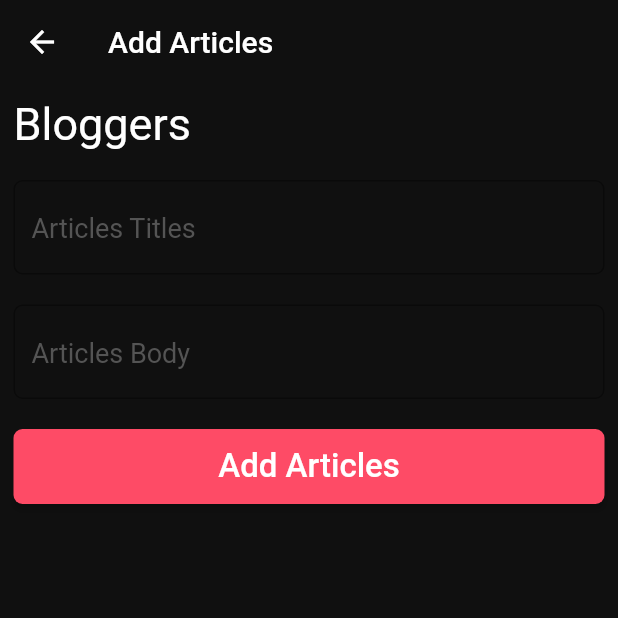
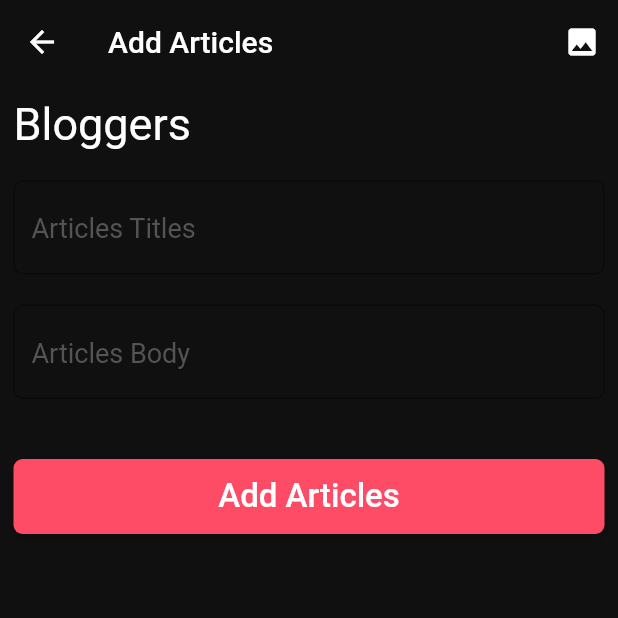
Before and after one commit to prakash-O4/bloc_login, a Flutter app: the AddArticless screen opened directly with empty values, on a phone screen of 412 x 824 dp, the top half of it. Run offline on Flutter 3.47's test engine with Material 2 defaults, Android fonts, the phone set to English and light mode, and no system bars; our stand-ins replace bloc, cached_network_image, cloud_firestore, equatable, firebase_auth, firebase_core and 6 more; accounts and stored records are empty.

Commit message:
Image Upload

```diff
--- a/lib/blocs/Crud/crud_event.dart
+++ b/lib/blocs/Crud/crud_event.dart
@@ -36,3 +36,8 @@ class ArticlesUpdatd extends CrudEvent {
   @override
   List<Object?> get props => throw UnimplementedError();
 }
+
+class GetImage extends CrudEvent {
+  @override
+  List<Object?> get props => [];
+}
--- a/lib/blocs/Crud/crud_state.dart
+++ b/lib/blocs/Crud/crud_state.dart
@@ -10,6 +10,11 @@ class CrudInitial extends CrudState {
 }
 
 class CrudLoading extends CrudState {
+  @override
+  List<Object?> get props => [];
+}
+
+class CrudSuccess extends CrudState {
   @override
   List<Object?> get props => [];
 }
@@ -27,3 +32,10 @@ class CrudError extends CrudState {
   @override
   List<Object?> get props => [error];
 }
+
+class CrudImage extends CrudState {
+  final File file;
+  CrudImage({required this.file});
+  @override
+  List<Object?> get props => [file];
+}
--- a/lib/navigation/session_navigation.dart
+++ b/lib/navigation/session_navigation.dart
@@ -23,9 +23,7 @@ class _SessionNavigationState extends State<SessionNavigation> {
           pages: [
             if (state is Authenticated)
               MaterialPage(
-                child: HomePage(
-                  user: state.user,
-                ),
+                child: HomePage(user: state.user),
               ),
             if (state is UnAuthenticated)
               MaterialPage(
--- a/lib/presentation/home/home_view.dart
+++ b/lib/presentation/home/home_view.dart
@@ -129,6 +129,7 @@ class _HomeBodyState extends State<HomeBody> {
                               content: data[index].content,
                               isUpdate: true,
                               id: data[index].id,
+                              imagePath: data[index].image,
                             ),
                           ),
                         );
@@ -136,6 +137,7 @@ class _HomeBodyState extends State<HomeBody> {
                       child: HomeBlog(
                         title: data[index].title,
                         content: data[index].content,
+                        imagePath: data[index].image,
                       ),
                     );
                   },
--- a/lib/presentation/home/new_articles.dart
+++ b/lib/presentation/home/new_articles.dart
@@ -9,8 +9,14 @@ class AddNotes extends StatelessWidget {
   final String? title;
   final String? content;
   final String? id;
+  final String? imagePath;
   final bool isUpdate;
-  const AddNotes({this.title, this.content, this.id, required this.isUpdate});
+  const AddNotes(
+      {this.title,
+      this.content,
+      this.id,
+      this.imagePath,
+      required this.isUpdate});
 
   @override
   Widget build(BuildContext context) {
@@ -21,6 +27,7 @@ class AddNotes extends StatelessWidget {
         content: content,
         isUpdate: isUpdate,
         id: id,
+        image: imagePath,
       ),
     );
   }
@@ -30,9 +37,15 @@ class AddArticless extends StatefulWidget {
   final String? title;
   final String? content;
   final String? id;
+  final String? image;
   final bool isUpdate;
-  const AddArticless(
-      {this.content, this.title, this.id, required this.isUpdate});
+  const AddArticless({
+    this.content,
+    this.title,
+    this.id,
+    this.image,
+    required this.isUpdate,
+  });
 
   @override
   _AddArticlessState createState() => _AddArticlessState();
@@ -57,8 +70,23 @@ class _AddArticlessState extends State<AddArticless> {
         backgroundColor: const Color(ColorConstants.kBackgroundColor),
         elevation: 0,
         title: widget.isUpdate ? Text("Update Articles") : Text("Add Articles"),
+        actions: [
+          !widget.isUpdate
+              ? IconButton(
+                  onPressed: () {
+                    BlocProvider.of<CrudBloc>(context).add(GetImage());
+                  },
+                  icon: Icon(
+                    Icons.image,
                   ),
-      body: Padding(
+                )
+              : Icon(
+                  null,
+                ),
+        ],
+      ),
+      body: SingleChildScrollView(
+        child: Padding(
           padding: const EdgeInsets.all(9.0),
           child: Column(
             children: [
@@ -97,20 +125,60 @@ class _AddArticlessState extends State<AddArticless> {
                 ),
               ),
               const SizedBox(height: 20),
-            Container(
+              BlocBuilder<CrudBloc, CrudState>(
+                builder: (context, state) {
+                  if (state is CrudImage) {
+                    var path = state.file;
+                    return ClipRRect(
+                      borderRadius: BorderRadius.circular(10),
+                      child: Image(
+                        image: FileImage(path),
+                        height: 300,
+                        width: MediaQuery.of(context).size.width,
+                        fit: BoxFit.cover,
+                        filterQuality: FilterQuality.high,
+                      ),
+                    );
+                  } else if (state is CrudError) {
+                    return Center(
+                      child: Text(
+                        state.error,
+                        style: TextStyle(color: Colors.red),
+                      ),
+                    );
+                  }
+                  return Container();
+                },
+              ),
+              const SizedBox(height: 20),
+              BlocBuilder<CrudBloc, CrudState>(
+                builder: (context, state) {
+                  if (state is CrudLoading) {
+                    return StyleConstants.kLoadingButton();
+                  } else if (state is CrudSuccess) {
+                    WidgetsBinding.instance!.addPostFrameCallback((_) {
+                      Navigator.pop(context);
+                    });
+                  }
+                  return Container(
                     width: MediaQuery.of(context).size.width,
                     child: ElevatedButton(
                       style: StyleConstants.kButtonStyle,
                       onPressed: () {
+                        if (_titleController.text.isEmpty ||
+                            _contentController.text.isEmpty) {
+                          return null;
+                        } else {
                           var _bloc = BlocProvider.of<CrudBloc>(context);
                           widget.isUpdate
-                      ? BlocProvider.of<CrudBloc>(context).add(
+                              ? _bloc.add(
                                   UpdateArticles(
                                     authCredentials: AuthCredentials(
                                       title: _titleController.text,
                                       time: DateTime.now().toString(),
                                       content: _contentController.text,
                                       id: widget.id!,
+                                      image: widget.image!,
                                     ),
                                   ),
                                 )
@@ -123,14 +191,17 @@ class _AddArticlessState extends State<AddArticless> {
                                     ),
                                   ),
                                 );
-                  Navigator.pop(context);
+                        }
                       },
                       child: StyleConstants.kButtonText(
                         widget.isUpdate ? "Update Articles" : "Add Articles",
                       ),
                     ),
+                  );
+                },
               ),
             ],
+          ),
         ),
       ),
     );
--- a/pubspec.yaml
+++ b/pubspec.yaml
@@ -23,15 +23,18 @@ environment:
 dependencies:
   flutter:
     sdk: flutter
+  cached_network_image: ^3.1.0
   cloud_firestore: ^2.4.0
   cupertino_icons: ^1.0.2
   equatable: ^2.0.3
   firebase_auth: ^2.0.0
   firebase_core: ^1.3.0
+  firebase_storage: ^10.0.1
   flutter_bloc: ^7.0.1
   font_awesome_flutter: ^9.1.0
   google_fonts: ^2.1.0
   google_sign_in: ^5.0.4
+  image_picker: ^0.8.2
 
 dev_dependencies:
   flutter_test:
```
Also changed, not shown: lib/blocs/Crud/crud_bloc.dart (+19 -4 lines), lib/model/user_details.dart (+11 -6 lines), lib/presentation/home/widget/home_widget.dart (+25 -5 lines), lib/repositary/crud_repo.dart (+61 -13 lines), pubspec.lock. Lines whose indentation alone changed are shown as unchanged.
